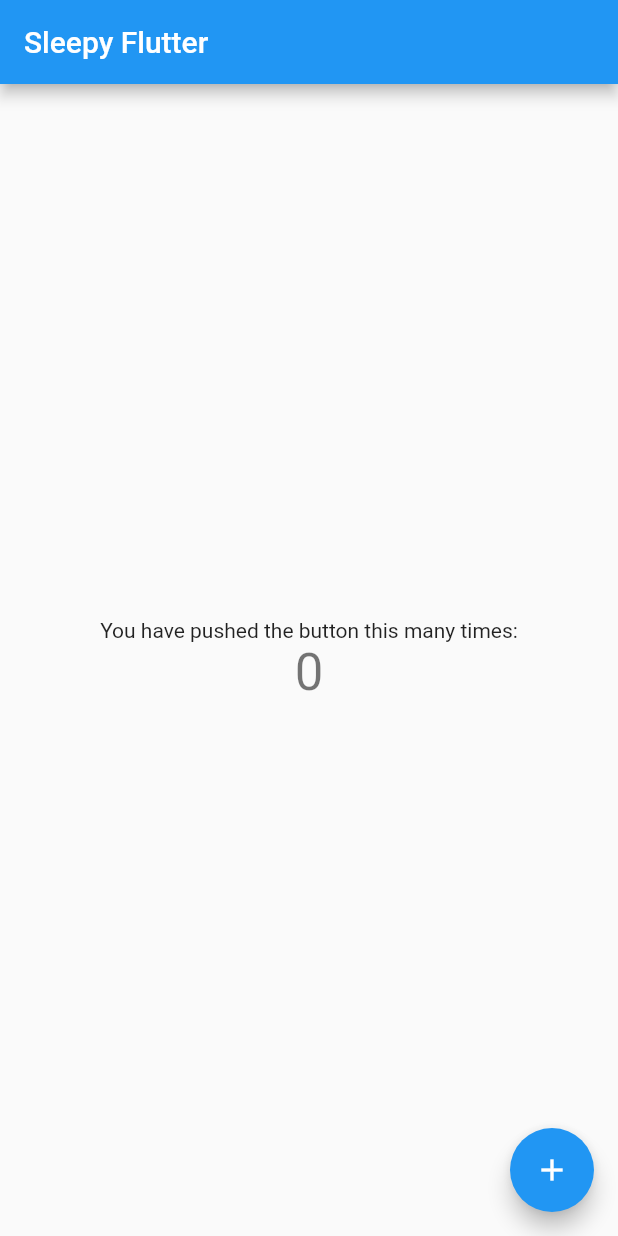
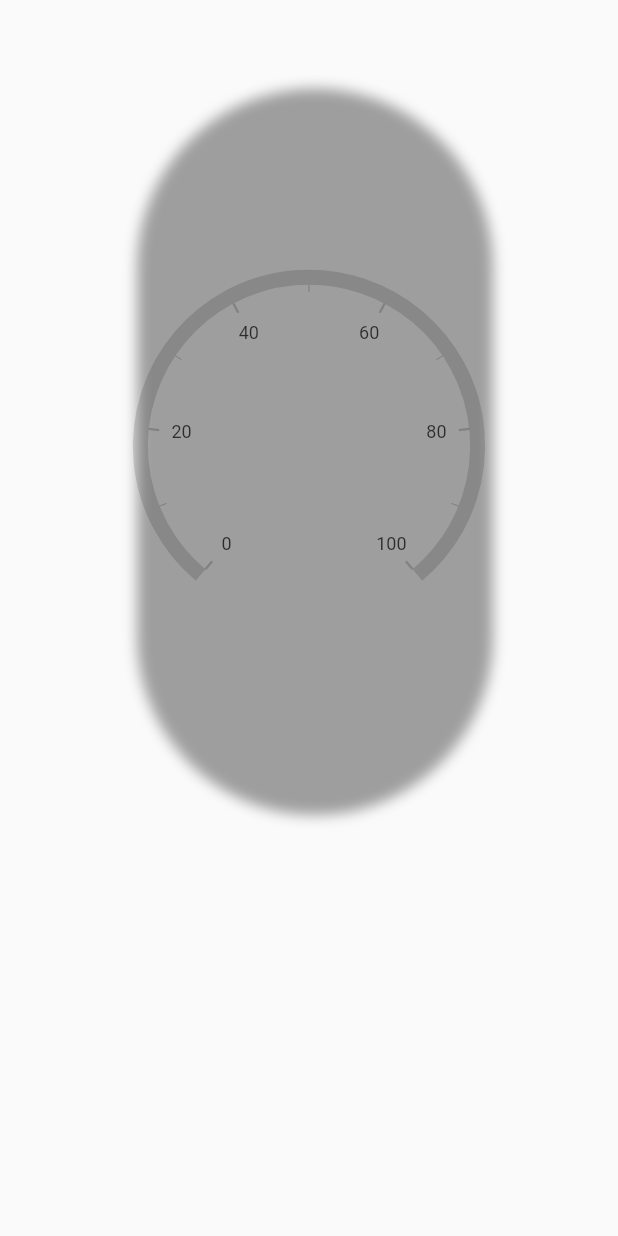
Before and after one commit to Sewvandiii/flutter_application_1, a Flutter app: the screen it shows after launch, on a phone screen of 412 x 824 dp. Run offline on Flutter 3.47's test engine with Material 2 defaults, Android fonts, the phone set to English and light mode, and no system bars; drawn by our look-alikes of syncfusion_flutter_gauges; our stand-ins replace battery.

Commit message:
Minor fix

```diff
--- a/lib/main.dart
+++ b/lib/main.dart
@@ -1,113 +1,76 @@
+import 'package:battery/battery.dart';
 import 'package:flutter/material.dart';
+import 'package:syncfusion_flutter_gauges/gauges.dart';
 
 void main() {
   runApp(MyApp());
 }
 
 class MyApp extends StatelessWidget {
-  // This widget is the root of your application.
   @override
   Widget build(BuildContext context) {
     return MaterialApp(
-      title: 'Flutter Demo',
-      theme: ThemeData(
-        // This is the theme of your application.
-        //
-        // Try running your application with "flutter run". You'll see the
-        // application has a blue toolbar. Then, without quitting the app, try
-        // changing the primarySwatch below to Colors.green and then invoke
-        // "hot reload" (press "r" in the console where you ran "flutter run",
-        // or simply save your changes to "hot reload" in a Flutter IDE).
-        // Notice that the counter didn't reset back to zero; the application
-        // is not restarted.
-        primarySwatch: Colors.blue,
-      ),
-      home: MyHomePage(title: 'Sleepy Flutter'),
+      debugShowCheckedModeBanner: false,
+      home: HomePage(),
     );
   }
 }
 
-class MyHomePage extends StatefulWidget {
-  MyHomePage({Key? key, required this.title}) : super(key: key);
-
-  // This widget is the home page of your application. It is stateful, meaning
-  // that it has a State object (defined below) that contains fields that affect
-  // how it looks.
-
-  // This class is the configuration for the state. It holds the values (in this
-  // case the title) provided by the parent (in this case the App widget) and
-  // used by the build method of the State. Fields in a Widget subclass are
-  // always marked "final".
-
-  final String title;
-
+class HomePage extends StatefulWidget {
   @override
-  _MyHomePageState createState() => _MyHomePageState();
+  _HomePageState createState() => _HomePageState();
 }
 
-class _MyHomePageState extends State<MyHomePage> {
-  int _counter = 0;
+class _HomePageState extends State<HomePage> {
+  Battery b = Battery();
+  int showBatteryLevels = 0;
+  late BatteryState state;
 
-  void _incrementCounter() {
-    setState(() {
-      // This call to setState tells the Flutter framework that something has
-      // changed in this State, which causes it to rerun the build method below
-      // so that the display can reflect the updated values. If we changed
-      // _counter without calling setState(), then the build method would not be
-      // called again, and so nothing would appear to happen.
-      _counter++;
-    });
-  }
+  Color COLOR_RED = Colors.red;
+  Color COLOR_GREEN = Colors.green;
+  Color COLOR_GREY = Colors.grey;
 
   @override
   Widget build(BuildContext context) {
-    // This method is rerun every time setState is called, for instance as done
-    // by the _incrementCounter method above.
-    //
-    // The Flutter framework has been optimized to make rerunning build methods
-    // fast, so that you can just rebuild anything that needs updating rather
-    // than having to individually change instances of widgets.
     return Scaffold(
-      appBar: AppBar(
-        // Here we take the value from the MyHomePage object that was created by
-        // the App.build method, and use it to set our appbar title.
-        title: Text(widget.title),
-      ),
-      body: Center(
-        // Center is a layout widget. It takes a single child and positions it
-        // in the middle of the parent.
+        body: SingleChildScrollView(
+      child: Center(
         child: Column(
-          // Column is also a layout widget. It takes a list of children and
-          // arranges them vertically. By default, it sizes itself to fit its
-          // children horizontally, and tries to be as tall as its parent.
-          //
-          // Invoke "debug painting" (press "p" in the console, choose the
-          // "Toggle Debug Paint" action from the Flutter Inspector in Android
-          // Studio, or the "Toggle Debug Paint" command in Visual Studio Code)
-          // to see the wireframe for each widget.
-          //
-          // Column has various properties to control how it sizes itself and
-          // how it positions its children. Here we use mainAxisAlignment to
-          // center the children vertically; the main axis here is the vertical
-          // axis because Columns are vertical (the cross axis would be
-          // horizontal).
-          mainAxisAlignment: MainAxisAlignment.center,
-          children: <Widget>[
-            Text(
-              'You have pushed the button this many times:',
-            ),
-            Text(
-              '$_counter',
-              style: Theme.of(context).textTheme.headline4,
+          children: [
+            Container(
+              margin: EdgeInsets.only(top: 50),
+              width: MediaQuery.of(context).size.width * 0.6,
+              height: MediaQuery.of(context).size.height * 0.6,
+              decoration: BoxDecoration(
+                borderRadius: BorderRadius.circular(200),
+                boxShadow: [
+                  BoxShadow(
+                    blurRadius: 7,
+                    spreadRadius: -5,
+                    offset: Offset(4, 4),
+                    color: COLOR_GREY
+                  ),
+                  //    BoxShadow(
+                  //   blurRadius: 7,
+                  //   spreadRadius: -5,
+                  //   offset: Offset(4, 4),
+                  //   color: COLOR_GREY
+                  // ),
+                ]
+              ),
+              child: SfRadialGauge(
+                axes: [
+                  RadialAxis(
+                    minimum: 0,
+                    maximum: 100,
+
+                  )
+                ],
+              ),
             ),
           ],
         ),
       ),
-      floatingActionButton: FloatingActionButton(
-        onPressed: _incrementCounter,
-        tooltip: 'Increment',
-        child: Icon(Icons.add),
-      ), // This trailing comma makes auto-formatting nicer for build methods.
-    );
+    ));
   }
 }
```
Also changed, not shown: 3 other files.
